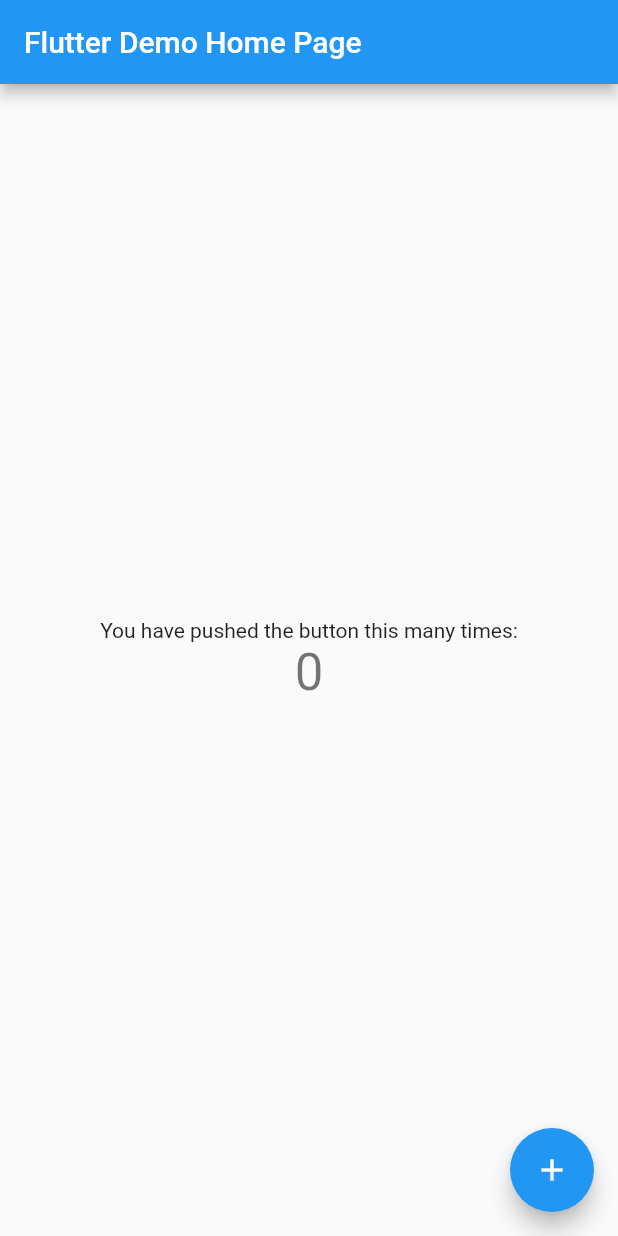
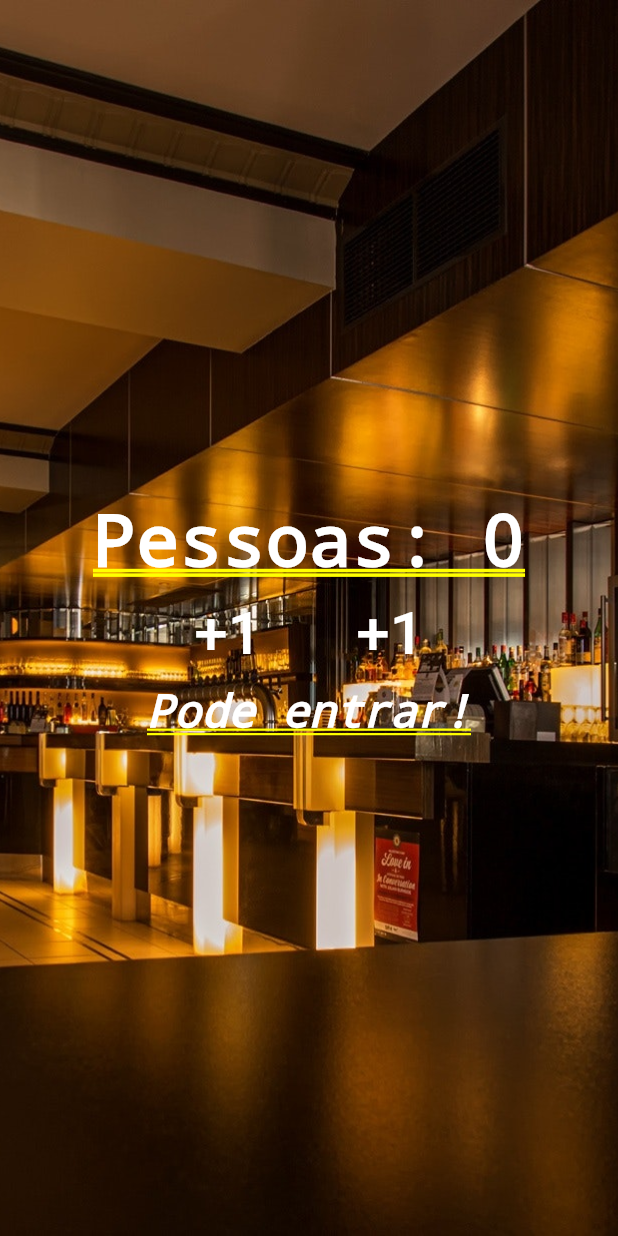
Before and after one commit to jenniferoenning/learning-flutter, a Flutter app: the screen it shows after launch, on a phone screen of 412 x 824 dp. Run offline on Flutter 3.47's test engine with Material 2 defaults, Android fonts, the phone set to English and light mode, and no system bars.

Commit message:
adding people counter in the restaurant

```diff
--- a/lib/main.dart
+++ b/lib/main.dart
@@ -1,117 +1,81 @@
 import 'package:flutter/material.dart';
 
 void main() {
-  runApp(MyApp());
+  runApp(MaterialApp(title: "Contador de Pessoas", home: Home()));
 }
 
-class MyApp extends StatelessWidget {
-  // This widget is the root of your application.
+class Home extends StatefulWidget {
   @override
-  Widget build(BuildContext context) {
-    return MaterialApp(
-      title: 'Flutter Demo',
-      theme: ThemeData(
-        // This is the theme of your application.
-        //
-        // Try running your application with "flutter run". You'll see the
-        // application has a blue toolbar. Then, without quitting the app, try
-        // changing the primarySwatch below to Colors.green and then invoke
-        // "hot reload" (press "r" in the console where you ran "flutter run",
-        // or simply save your changes to "hot reload" in a Flutter IDE).
-        // Notice that the counter didn't reset back to zero; the application
-        // is not restarted.
-        primarySwatch: Colors.blue,
-        // This makes the visual density adapt to the platform that you run
-        // the app on. For desktop platforms, the controls will be smaller and
-        // closer together (more dense) than on mobile platforms.
-        visualDensity: VisualDensity.adaptivePlatformDensity,
-      ),
-      home: MyHomePage(title: 'Flutter Demo Home Page'),
-    );
-  }
+  _HomeState createState() => _HomeState();
 }
 
-class MyHomePage extends StatefulWidget {
-  MyHomePage({Key key, this.title}) : super(key: key);
+class _HomeState extends State<Home> {
+  int _people = 0;
 
-  // This widget is the home page of your application. It is stateful, meaning
-  // that it has a State object (defined below) that contains fields that affect
-  // how it looks.
+  String _infoText = "Pode entrar!";
 
-  // This class is the configuration for the state. It holds the values (in this
-  // case the title) provided by the parent (in this case the App widget) and
-  // used by the build method of the State. Fields in a Widget subclass are
-  // always marked "final".
+  void _changePeople(int delta) {
+    setState(() {
+      _people += delta;
 
-  final String title;
-
-  @override
-  _MyHomePageState createState() => _MyHomePageState();
-}
-
-class _MyHomePageState extends State<MyHomePage> {
-  int _counter = 0;
-
-  void _incrementCounter() {
-    setState(() {
-      // This call to setState tells the Flutter framework that something has
-      // changed in this State, which causes it to rerun the build method below
-      // so that the display can reflect the updated values. If we changed
-      // _counter without calling setState(), then the build method would not be
-      // called again, and so nothing would appear to happen.
-      _counter++;
+      if (_people < 0) {
+        _infoText = "Mundo invertido?!";
+      } else if (_people <= 10) {
+        _infoText = "Pode entrar";
+      } else {
+        _infoText = "Lotado!";
+      }
     });
   }
 
   @override
   Widget build(BuildContext context) {
-    // This method is rerun every time setState is called, for instance as done
-    // by the _incrementCounter method above.
-    //
-    // The Flutter framework has been optimized to make rerunning build methods
-    // fast, so that you can just rebuild anything that needs updating rather
-    // than having to individually change instances of widgets.
-    return Scaffold(
-      appBar: AppBar(
-        // Here we take the value from the MyHomePage object that was created by
-        // the App.build method, and use it to set our appbar title.
-        title: Text(widget.title),
-      ),
-      body: Center(
-        // Center is a layout widget. It takes a single child and positions it
-        // in the middle of the parent.
-        child: Column(
-          // Column is also a layout widget. It takes a list of children and
-          // arranges them vertically. By default, it sizes itself to fit its
-          // children horizontally, and tries to be as tall as its parent.
-          //
-          // Invoke "debug painting" (press "p" in the console, choose the
-          // "Toggle Debug Paint" action from the Flutter Inspector in Android
-          // Studio, or the "Toggle Debug Paint" command in Visual Studio Code)
-          // to see the wireframe for each widget.
-          //
-          // Column has various properties to control how it sizes itself and
-          // how it positions its children. Here we use mainAxisAlignment to
-          // center the children vertically; the main axis here is the vertical
-          // axis because Columns are vertical (the cross axis would be
-          // horizontal).
+    return Stack(
+      children: [
+        Image.asset(
+          'images/restaurant.jpg',
+          fit: BoxFit.cover,
+          height: 1000.0,
+        ),
+        Column(
           mainAxisAlignment: MainAxisAlignment.center,
-          children: <Widget>[
-            Text(
-              'You have pushed the button this many times:',
+          children: [
+            Text("Pessoas: $_people",
+                style: TextStyle(
+                    color: Colors.white, fontWeight: FontWeight.bold)),
+            Row(
+              mainAxisAlignment: MainAxisAlignment.center,
+              children: [
+                Padding(
+                  padding: EdgeInsets.all(10.0),
+                  child: FlatButton(
+                    child: Text("+1",
+                        style: TextStyle(fontSize: 40.0, color: Colors.white)),
+                    onPressed: () {
+                      _changePeople(-1);
+                    },
+                  ),
+                ),
+                Padding(
+                  padding: EdgeInsets.all(10.0),
+                  child: FlatButton(
+                    child: Text("+1",
+                        style: TextStyle(fontSize: 40.0, color: Colors.white)),
+                    onPressed: () {
+                      _changePeople(1);
+                    },
+                  ),
+                ),
+              ],
             ),
-            Text(
-              '$_counter',
-              style: Theme.of(context).textTheme.headline4,
-            ),
+            Text(_infoText,
+                style: TextStyle(
+                    color: Colors.white,
+                    fontStyle: FontStyle.italic,
+                    fontSize: 30.0))
           ],
-        ),
-      ),
-      floatingActionButton: FloatingActionButton(
-        onPressed: _incrementCounter,
-        tooltip: 'Increment',
-        child: Icon(Icons.add),
-      ), // This trailing comma makes auto-formatting nicer for build methods.
+        )
+      ],
     );
   }
 }
--- a/pubspec.yaml
+++ b/pubspec.yaml
@@ -48,7 +48,8 @@ flutter:
   # assets:
   #   - images/a_dot_burr.jpeg
   #   - images/a_dot_ham.jpeg
-
+  assets:
+    - images/restaurant.jpg
   # An image asset can refer to one or more resolution-specific "variants", see
   # https://flutter.dev/assets-and-images/#resolution-aware.
 
```
Also changed, not shown: images/restaurant.jpg (added), 2 other files.
